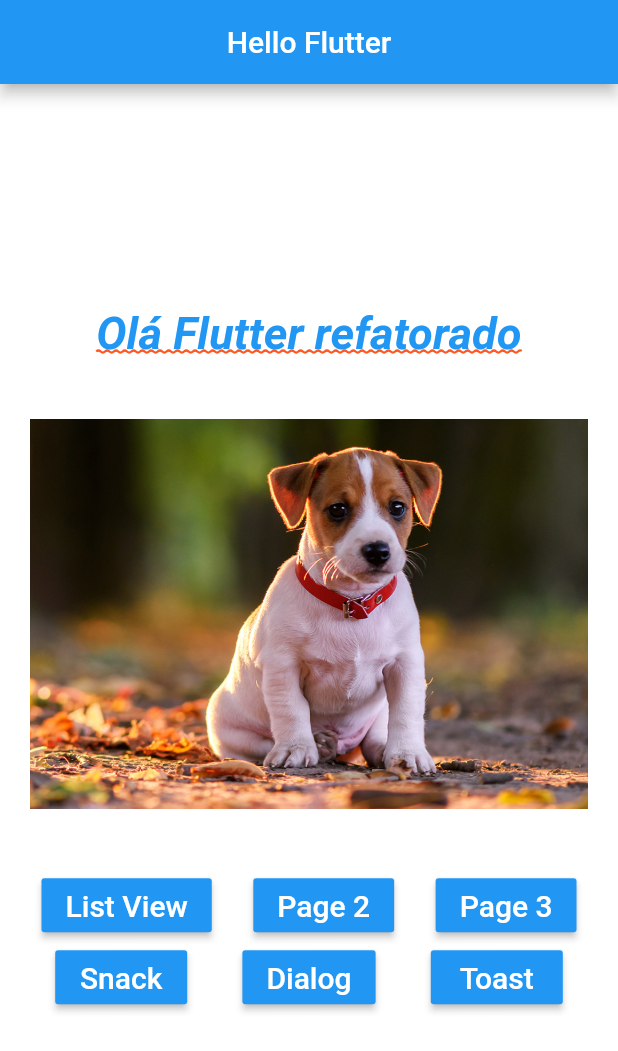
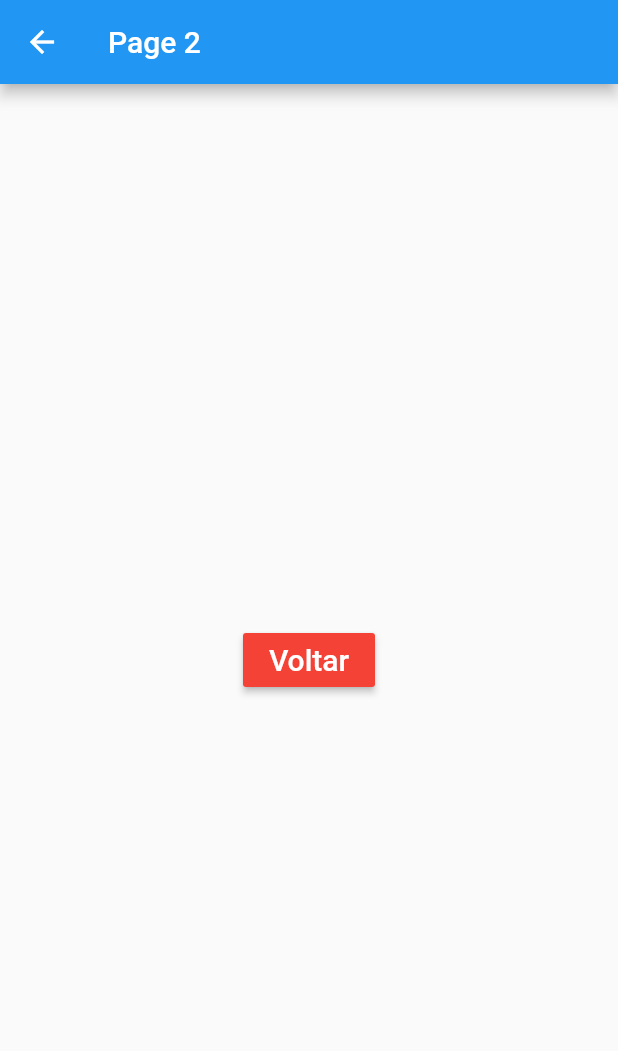
Before and after one commit to tiagoeborsanyi/estudos-flutter, a Flutter app: the screen it shows after launch, after a tap on "Page 2", on a phone screen of 412 x 824 dp. Shown: the top 1051 px of the screen. Run offline on Flutter 3.47's test engine with Material 2 defaults, Android fonts, the phone set to English and light mode, and no system bars; missing offline and left inert: mysql1.

Commit message:
criando componentes widgets

```diff
--- a/flutter_initial/lib/home_page.dart
+++ b/flutter_initial/lib/home_page.dart
@@ -1,6 +1,10 @@
 
 
 import 'package:flutter/material.dart';
+import 'package:flutter_initial/pages/hello_page1.dart';
+import 'package:flutter_initial/pages/hello_page2.dart';
+import 'package:flutter_initial/pages/hello_page3.dart';
+import 'package:flutter_initial/widgets/blue_button.dart';
 
 class HomePage extends StatelessWidget {
   @override
@@ -10,11 +14,11 @@ class HomePage extends StatelessWidget {
         title: Text("Hello Flutter"),
         centerTitle: true,
       ),
-      body: _body(),
+      body: _body(context),
     );
   }
 
-  _body() {
+  _body(BuildContext context) {
     return Container(
         color: Colors.white,
         child: Column(
@@ -22,7 +26,7 @@ class HomePage extends StatelessWidget {
           children: <Widget>[
             _text(),
             _pageView(),
-          _buttons()
+            _buttons(context),
           ],
         )
     );
@@ -44,27 +48,43 @@ class HomePage extends StatelessWidget {
         );
   }
 
- _buttons() {
+ _buttons(BuildContext context) {
     return Column(
           children: <Widget>[
             Row(
               mainAxisAlignment: MainAxisAlignment.spaceEvenly,
               children: <Widget>[
-                _button("List View"),
-                _button("Page 2"),
-                _button("Page 3"),
+                BlueButton("page 1", onPressed: () => _onClickNavigator(context, HelloPage1())),
+                BlueButton("Page 2", onPressed: () => _onClickNavigator(context, HelloPage2())),
+                BlueButton("Page 3", onPressed: () => _onClickNavigator(context, HelloPage3())),
               ],
             ),
             Row(
               mainAxisAlignment: MainAxisAlignment.spaceEvenly,
               children: <Widget>[
-                _button("Snack"),
-                _button("Dialog"),
-                _button("Toast"),
+                BlueButton("Snack", onPressed: _onClickSnack),
+                BlueButton("Dialog", onPressed: _onClickDialog),
+                BlueButton("Toast", onPressed: _onClickToast),
               ],
             )
           ],
         );
+  }
+
+  void _onClickNavigator(BuildContext context, Widget page) async {
+    String s = await Navigator.push(context, MaterialPageRoute(builder: (BuildContext contenxt) {
+      return page;
+    }));
+    print(">> $s");
+  }
+
+  _onClickSnack() {
+  }
+
+  _onClickDialog() {
+  }
+
+  _onClickToast() {
   }
 
   _text() {
@@ -82,23 +102,6 @@ class HomePage extends StatelessWidget {
     );
   }
 
-  _button(String text) {
-    return RaisedButton(
-      color: Colors.blue,
-      child: Text(
-        text,
-        style: TextStyle(
-          color: Colors.white,
-          fontSize: 20,
-        ),
-      ),
-      onPressed: () => _onClickOk()
-    );
-  }
-
-  void _onClickOk() {
-    print("OK!");
-  }
 
   _img(String img) {
     return Container(
--- /dev/null
+++ b/flutter_initial/lib/pages/hello_page2.dart
@@ -0,0 +1,24 @@
+import 'package:flutter/material.dart';
+import 'package:flutter_initial/widgets/blue_button.dart';
+
+class HelloPage2 extends StatelessWidget {
+  @override
+  Widget build(BuildContext context) {
+    return Scaffold(
+        appBar: AppBar(
+          title: Text('Page 2'),
+        ),
+        body: _body(context),
+    );
+  }
+
+  _body(context) {
+    return Center(
+      child: BlueButton("Voltar", onPressed: () => _onClickVoltar(context), color: Colors.red),
+    );
+  }
+
+  _onClickVoltar(context) {
+    return Navigator.pop(context, "Tela 2");
+  }
+}
--- /dev/null
+++ b/flutter_initial/lib/widgets/blue_button.dart
@@ -0,0 +1,26 @@
+import 'package:flutter/material.dart';
+
+class BlueButton extends StatelessWidget {
+
+  String text;
+  Function onPressed;
+  Color color;
+
+
+  BlueButton(this.text, {@required this.onPressed, this.color = Colors.blue});
+
+  @override
+  Widget build(BuildContext context) {
+    return RaisedButton(
+        color: color,
+        child: Text(
+          text,
+          style: TextStyle(
+            color: Colors.white,
+            fontSize: 20,
+          ),
+        ),
+        onPressed: onPressed
+    );
+  }
+}
```
Also changed, not shown: flutter_initial/lib/pages/hello_page1.dart (added, +12 -0 lines), flutter_initial/lib/pages/hello_page3.dart (added, +24 -0 lines). Lines whose indentation alone changed are shown as unchanged.
